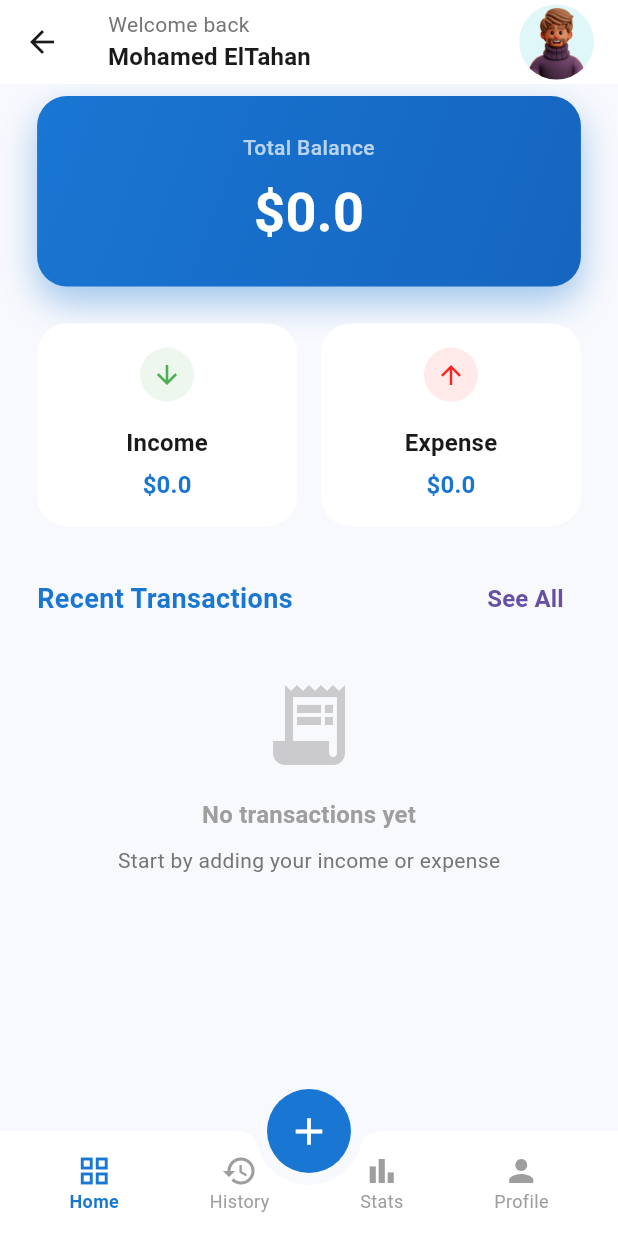
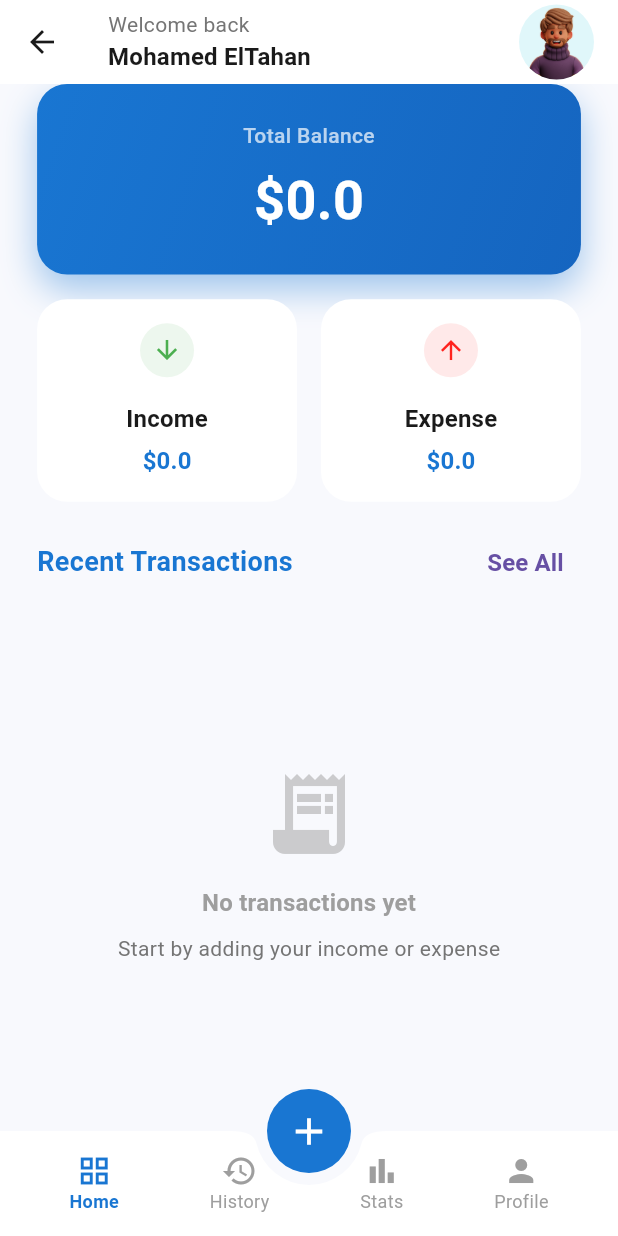
Before and after one commit to Mohamed-ElTahan/MoneyTracker-App, a Flutter app: the MainScaffoldScreen screen opened by its route, on a phone screen of 412 x 824 dp. Run offline on Flutter 3.47's test engine with Material 3 defaults, Android fonts, the phone set to English and light mode, and no system bars; our stand-ins replace cloud_firestore, equatable, firebase_auth, firebase_core, flutter_bloc, hive and 1 more; accounts and stored records are empty.

Commit message:
feat(localization): localize transaction details and update UI components

```diff
--- a/lib/core/theme/app_icons.dart
+++ b/lib/core/theme/app_icons.dart
@@ -0,0 +1,49 @@
+import 'package:flutter/material.dart';
+import '../localization/app_strings.dart';
+import 'colors_manager.dart';
+
+class AppIcons {
+  static const Map<String, IconData> _icons = {
+    // Expense
+    AppStrings.foodDrink: Icons.fastfood,
+    AppStrings.shopping: Icons.shopping_bag,
+    AppStrings.transport: Icons.directions_car,
+    AppStrings.entertainment: Icons.movie,
+    AppStrings.billsUtilities: Icons.receipt_long,
+    AppStrings.health: Icons.medical_services,
+    AppStrings.others: Icons.more_horiz,
+
+    // Income
+    AppStrings.salary: Icons.attach_money,
+    AppStrings.business: Icons.business,
+    AppStrings.investment: Icons.trending_up,
+    AppStrings.gift: Icons.card_giftcard,
+    AppStrings.other: Icons.more_horiz,
+  };
+
+  static final Map<String, Color> _colors = {
+    // Expense
+    AppStrings.foodDrink: ColorsManager.expenseRed,
+    AppStrings.shopping: Colors.blue,
+    AppStrings.transport: ColorsManager.successGreen,
+    AppStrings.entertainment: Colors.orange,
+    AppStrings.billsUtilities: Colors.purple,
+    AppStrings.health: Colors.teal,
+    AppStrings.others: ColorsManager.textGrey,
+
+    // Income
+    AppStrings.salary: Colors.green,
+    AppStrings.business: Colors.blue,
+    AppStrings.investment: Colors.purple,
+    AppStrings.gift: Colors.orange,
+    AppStrings.other: Colors.teal,
+  };
+
+  static IconData getIcon(String category) {
+    return _icons[category] ?? Icons.category;
+  }
+
+  static Color getColor(String category) {
+    return _colors[category] ?? Colors.grey;
+  }
+}
--- a/lib/feature/add_transaction/widgets/transaction_detail_tile.dart
+++ b/lib/feature/add_transaction/widgets/transaction_detail_tile.dart
@@ -4,7 +4,6 @@ import '../../../../core/theme/colors_manager.dart';
 class TransactionDetailTile extends StatelessWidget {
   final IconData icon;
   final Color iconColor;
-  final Color iconBgColor;
   final String label;
   final String value;
   final VoidCallback? onTap;
@@ -14,7 +13,6 @@ class TransactionDetailTile extends StatelessWidget {
     super.key,
     required this.icon,
     required this.iconColor,
-    required this.iconBgColor,
     required this.label,
     required this.value,
     this.onTap,
@@ -36,7 +34,7 @@ class TransactionDetailTile extends StatelessWidget {
             Container(
               padding: const EdgeInsets.all(10),
               decoration: BoxDecoration(
-                color: iconBgColor,
+                color: iconColor.withValues(alpha: 0.1),
                 borderRadius: BorderRadius.circular(12),
               ),
               child: Icon(icon, color: iconColor),
--- a/lib/feature/home/home_screen.dart
+++ b/lib/feature/home/home_screen.dart
@@ -28,8 +28,7 @@ class _HomeScreenBody extends StatelessWidget {
 
   @override
   Widget build(BuildContext context) {
-    return SafeArea(
-      child: SingleChildScrollView(
+    return Padding(
       padding: EdgeInsets.symmetric(horizontal: context.w(0.06)),
       child: BlocBuilder<TransactionCubit, TransactionState>(
         builder: (context, state) {
@@ -40,14 +39,13 @@ class _HomeScreenBody extends StatelessWidget {
           } else if (state is TransactionSuccess) {
             return Column(
               children: [
-                  const SizedBox(height: 8),
                 BalanceCard(totalBalance: state.totalBalance),
-                  SizedBox(height: context.h(0.03)),
+                SizedBox(height: context.h(0.02)),
                 IncomeExpenseRow(
                   income: state.totalIncome,
                   expense: state.totalExpense,
                 ),
-                  SizedBox(height: context.h(0.03)),
+                SizedBox(height: context.h(0.02)),
 
                 Row(
                   mainAxisAlignment: MainAxisAlignment.spaceBetween,
@@ -73,18 +71,19 @@ class _HomeScreenBody extends StatelessWidget {
                     ),
                   ],
                 ),
-                  const SizedBox(height: 8),
 
                 // Transactions List
-                  TransactionListWidget(transactions: state.recentTransactions),
-                  SizedBox(height: context.h(0.1)),
+                Expanded(
+                  child: TransactionListWidget(
+                    transactions: state.recentTransactions,
+                  ),
+                ),
               ],
             );
           }
           return const SizedBox();
         },
       ),
-      ),
     );
   }
 }
--- a/lib/feature/transactions/cubit/transaction_cubit.dart
+++ b/lib/feature/transactions/cubit/transaction_cubit.dart
@@ -20,7 +20,7 @@ class TransactionCubit extends Cubit<TransactionState> {
           .cast<TransactionModel>();
 
       for (var tx in transactions) {
-        if (tx.type == TransactionType.income) {
+        if (tx.isIncome) {
           totalIncome += tx.amount;
         } else {
           totalExpense += tx.amount;
```
Also changed, not shown: lib/feature/add_transaction/add_transaction_screen.dart (+4 -5 lines), lib/feature/add_transaction/cubit/add_transaction_cubit.dart (+2 -10 lines), lib/feature/transactions/widgets/transaction_list_widget.dart (+8 -9 lines). Lines whose indentation alone changed are shown as unchanged.
